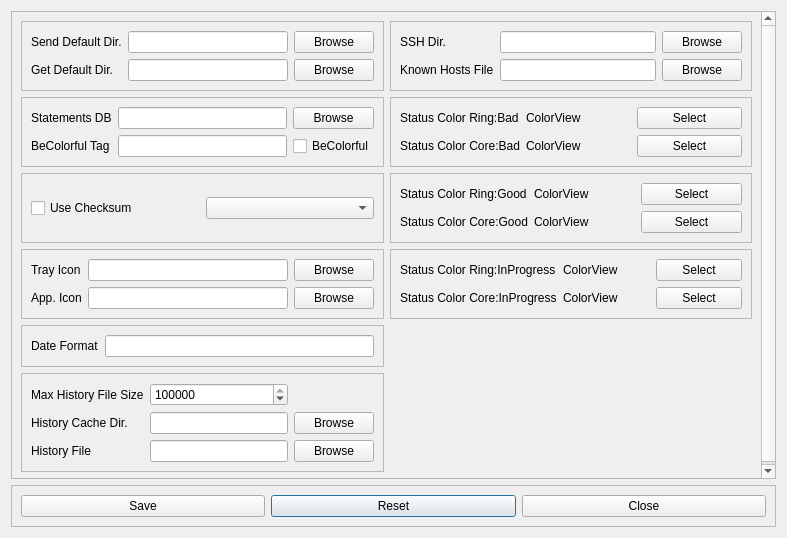
Above: ui/scp-qt-config.ui from wwkkww1983/scp-qt before the change. Below: the same form after it.
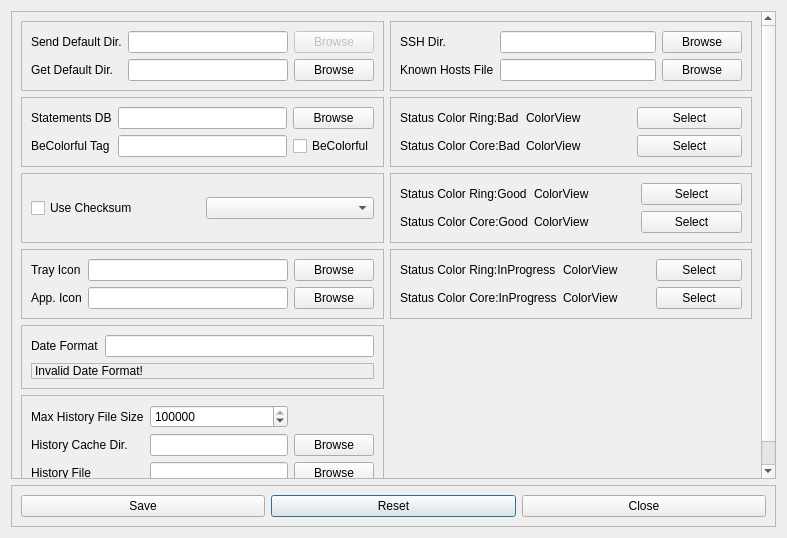
That is the form after the change.

Commit message: updates to provide a more complete config dialog

What changed in the file:
```diff
--- a/ui/scp-qt-config.ui
+++ b/ui/scp-qt-config.ui
@@ -62,9 +62,9 @@
         <property name="geometry">
          <rect>
           <x>0</x>
-          <y>-56</y>
+          <y>0</y>
           <width>751</width>
-          <height>519</height>
+          <height>544</height>
          </rect>
         </property>
         <layout class="QGridLayout" name="gridLayout_4">
@@ -347,6 +347,19 @@
                 </item>
                </layout>
               </item>
+              <item row="1" column="0">
+               <widget class="QLabel" name="dateformat_view">
+                <property name="frameShape">
+                 <enum>QFrame::StyledPanel</enum>
+                </property>
+                <property name="frameShadow">
+                 <enum>QFrame::Sunken</enum>
+                </property>
+                <property name="text">
+                 <string>Invalid Date Format!</string>
+                </property>
+               </widget>
+              </item>
              </layout>
             </widget>
            </item>
@@ -452,13 +465,6 @@
                   </property>
                  </widget>
                 </item>
-                <item row="0" column="2">
-                 <widget class="QPushButton" name="browse_send">
-                  <property name="text">
-                   <string>Browse</string>
-                  </property>
-                 </widget>
-                </item>
                 <item row="0" column="0">
                  <widget class="QLabel" name="label">
                   <property name="text">
@@ -473,6 +479,16 @@
                   </property>
                  </widget>
                 </item>
+                <item row="0" column="2">
+                 <widget class="QPushButton" name="browse_send">
+                  <property name="enabled">
+                   <bool>false</bool>
+                  </property>
+                  <property name="text">
+                   <string>Browse</string>
+                  </property>
+                 </widget>
+                </item>
                </layout>
               </item>
              </layout>
```
The commit also changes 12 other files.
